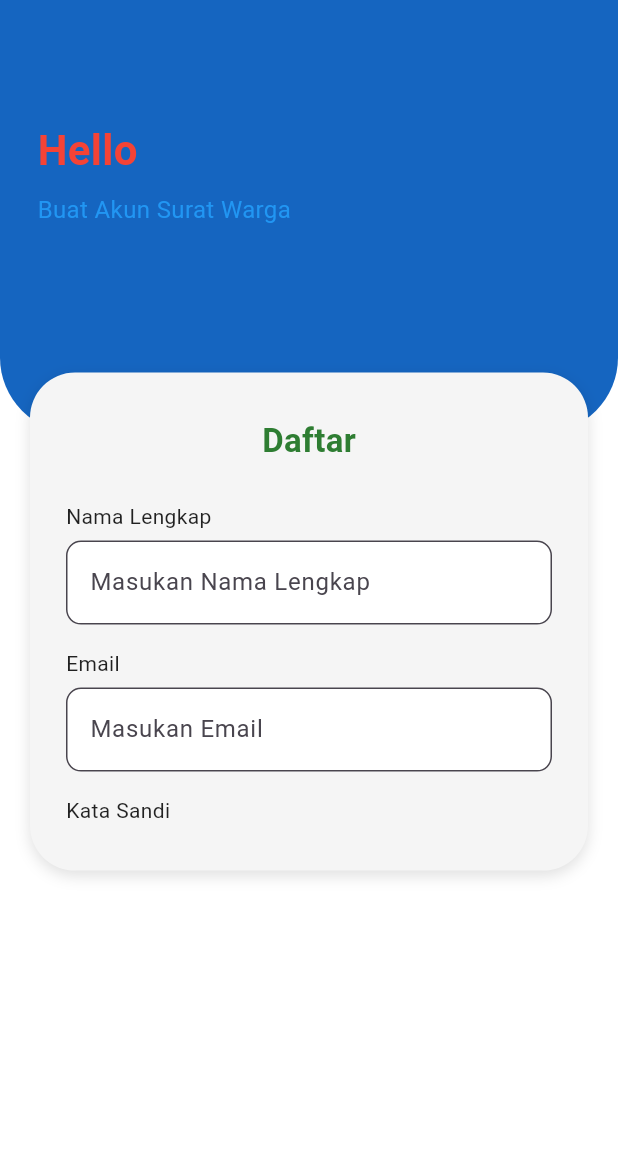
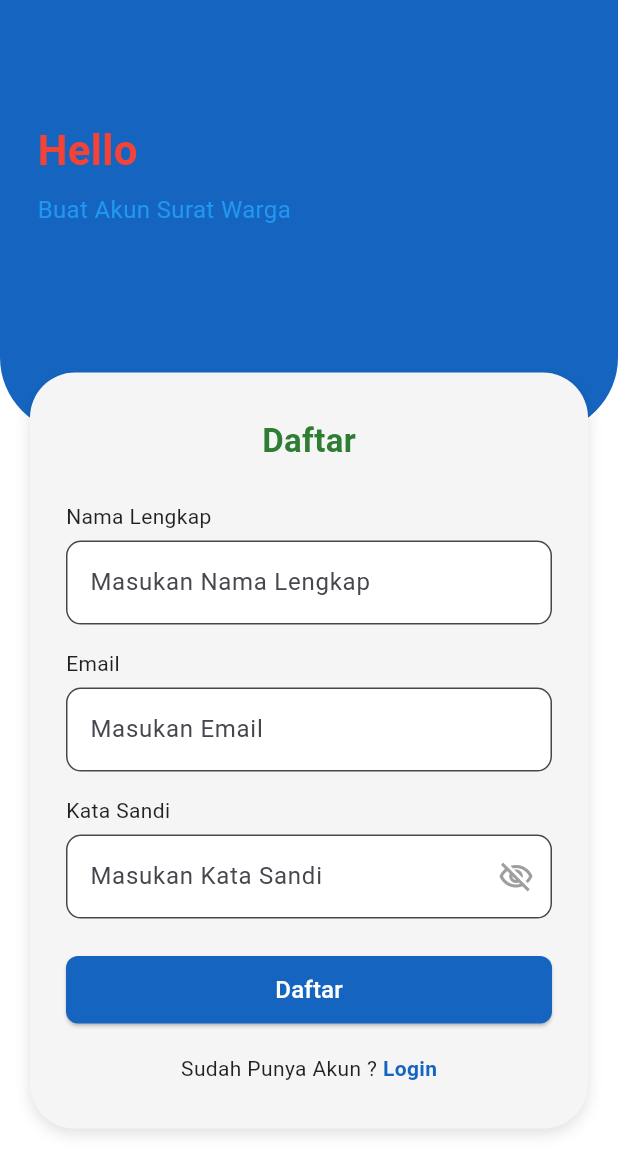
Before and after one commit to UlfiatulRosida/project_tim, a Flutter app: the RegisterPage screen opened by its route, on a phone screen of 412 x 824 dp. Shown: the top 1175 px of the screen. Run offline on Flutter 3.47's test engine with Material 3 defaults, Android fonts, the phone set to English and light mode, and no system bars; our stand-ins replace shared_preferences; accounts and stored records are empty.

Commit message:
Menambahkan label password dengan fitur show/hide, tombol daftar, validasi dan navigasi kembali ke halaman login

```diff
--- a/lib/pages/register_page.dart
+++ b/lib/pages/register_page.dart
@@ -19,7 +19,7 @@ class _RegisterPageState extends State<RegisterPage> {
   bool _isLoading = false;
 
 // Navigasi balik ke login
-  void_goBack() {
+  void _goBack() {
     Navigator.pop(context);
   }
 
@@ -167,12 +167,93 @@ class _RegisterPageState extends State<RegisterPage> {
                     const SizedBox(height: 16),
                     const Text('Kata Sandi',
                         style: TextStyle(fontSize: 14, color: Colors.black87)),
+                    const SizedBox(height: 6),
+                    TextFormField(
+                      controller: _passwordController,
+                      obscureText: _obscurePassword,
+                      decoration: InputDecoration(
+                        hintText: 'Masukan Kata Sandi',
+                        filled: true,
+                        fillColor: Colors.white,
+                        border: OutlineInputBorder(
+                            borderRadius: BorderRadius.circular(10)),
+                        suffixIcon: IconButton(
+                            icon: Icon(
+                              _obscurePassword
+                                  ? Icons.visibility_off_outlined
+                                  : Icons.visibility_outlined,
+                              color: Colors.grey,
+                            ),
+                            onPressed: () => setState(
+                                () => _obscurePassword = !_obscurePassword)),
+                      ),
+                      validator: (value) {
+                        if (value == null || value.isEmpty) {
+                          return 'password wajib diiisi';
+                        }
+                        if (value.length < 6) return 'Minimal 6 Karater';
+                        return null;
+                      },
+                    ),
+                    const SizedBox(height: 25),
+                    SizedBox(
+                      width: double.infinity,
+                      height: 45,
+                      child: ElevatedButton(
+                        onPressed: _isLoading ? null : _register,
+                        style: ElevatedButton.styleFrom(
+                          backgroundColor: const Color(0xFF1565C0),
+                          shape: RoundedRectangleBorder(
+                            borderRadius: BorderRadius.circular(8),
+                          ),
+                        ),
+                        child: _isLoading
+                            ? const SizedBox(
+                                width: 22,
+                                height: 22,
+                                child: CircularProgressIndicator(
+                                  color: Colors.white,
+                                  strokeWidth: 2,
+                                ),
+                              )
+                            : const Text(
+                                'Daftar',
+                                style: TextStyle(
+                                    fontSize: 16, color: Colors.white),
+                              ),
+                      ),
+                    ),
+                    const SizedBox(height: 20),
+                    Center(
+                      child: Row(
+                        mainAxisAlignment: MainAxisAlignment.center,
+                        children: [
+                          const Text(
+                            'Sudah Punya Akun ? ',
+                            style:
+                                TextStyle(fontSize: 14, color: Colors.black87),
+                          ),
+                          GestureDetector(
+                            onTap: _goBack,
+                            child: const Text(
+                              'Login',
+                              style: TextStyle(
+                                color: Color(0xFF1565C0),
+                                fontWeight: FontWeight.w600,
+                                fontSize: 14,
+                              ),
+                            ),
+                          ),
                         ],
                       ),
                     ),
-          )
                   ],
-      )),
+                ),
+              ),
+            ),
+          ],
+        ),
+      ),
     );
   }
 }
```
Lines whose indentation alone changed are shown as unchanged.
